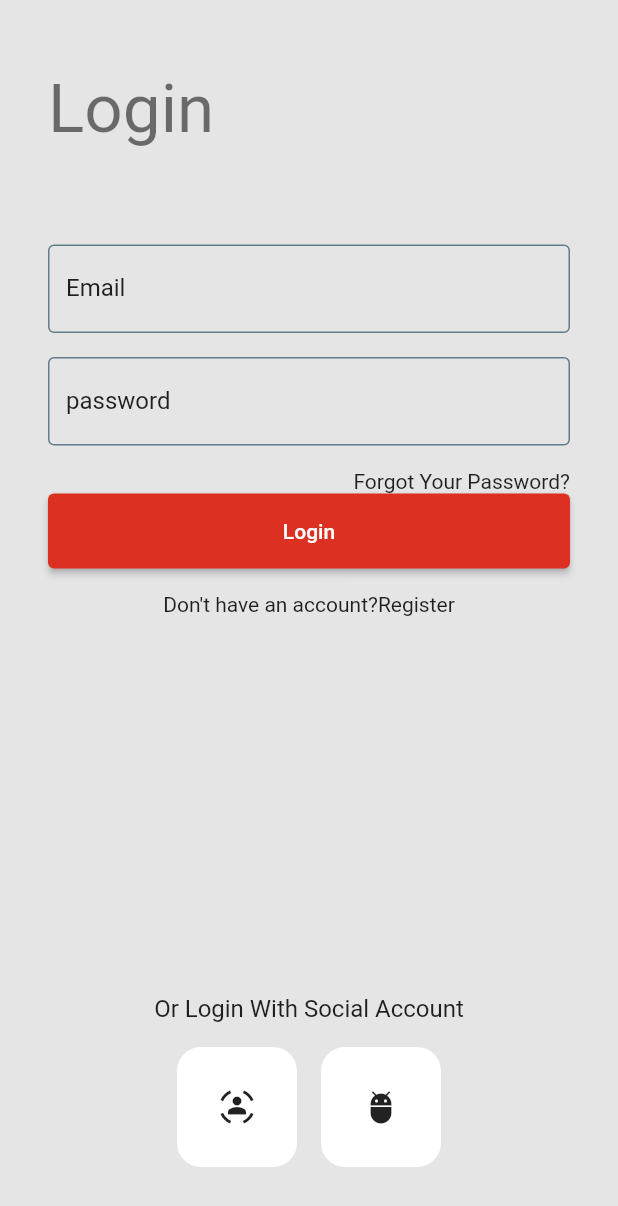
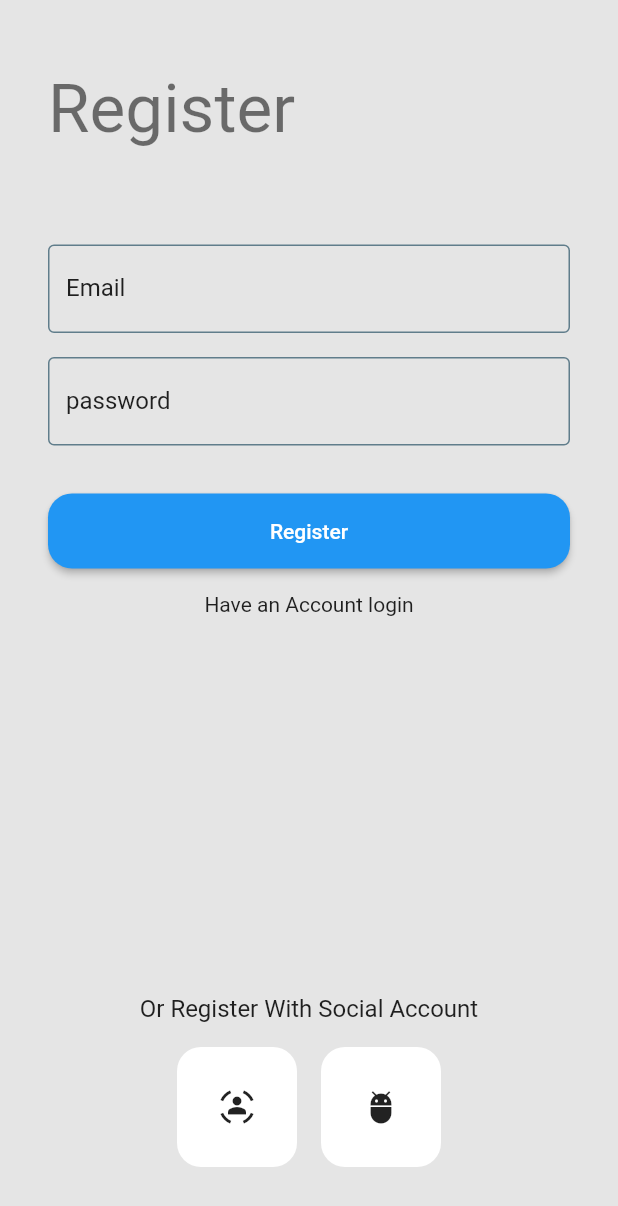
Before and after one commit to tareksmart/tE-Commerce, a Flutter app: the screen it shows after launch, on a phone screen of 412 x 824 dp. Shown: the top 1206 px of the screen. Run offline on Flutter 3.47's test engine with Material 2 defaults, Android fonts, the phone set to English and light mode, and no system bars.

Commit message:
finish register and login

```diff
--- a/lib/main.dart
+++ b/lib/main.dart
@@ -14,9 +14,12 @@ class MyApp extends StatelessWidget {
   Widget build(BuildContext context) {
     return MaterialApp(
       title: 'E commerce',
-      theme: ThemeData(
+      theme: ThemeData(primaryColor: Color(0xFFDB3022),
+        buttonTheme: ButtonThemeData(
+            buttonColor: Theme.of(context).primaryColor),
         scaffoldBackgroundColor: const Color(0xFFE5E5E5),
-        primaryColor: Color(0xFFDB3022),
+
+
         inputDecorationTheme: InputDecorationTheme(
           labelStyle: Theme.of(context).textTheme.subtitle1,
           focusedBorder: OutlineInputBorder(
@@ -30,7 +33,10 @@ class MyApp extends StatelessWidget {
           enabledBorder: OutlineInputBorder(
             borderRadius: BorderRadius.circular(4.0),
             borderSide: BorderSide(color: Colors.blueGrey),
-          )
+          ),errorBorder: OutlineInputBorder(
+          borderRadius: BorderRadius.circular(4.0),
+          borderSide: BorderSide(color: Colors.red),
+        )
         ),
       ),
       onGenerateRoute: onGenerate,
--- /dev/null
+++ b/lib/utilities/enum.dart
@@ -0,0 +1,3 @@
+enum AuthFormType{
+  login,register
+}
--- a/lib/utilities/router.dart
+++ b/lib/utilities/router.dart
@@ -4,12 +4,12 @@ import 'package:ecommerce/views/pages/landing_page.dart';
 import 'package:flutter/cupertino.dart';
 import 'package:flutter/material.dart';
 
-import '../views/pages/login.dart';
+import '../views/pages/auth_page.dart';
 
 Route<dynamic> onGenerate(RouteSettings settings){
   switch (settings.name){
     case AppRoutes.logIn:
-      return MaterialPageRoute(builder: (context) => LogIn(),);
+      return MaterialPageRoute(builder: (context) => AuthPage(),);
     case AppRoutes.landingPageRoute:
       default :
         return MaterialPageRoute(builder: (_)=>LandingPage(),);
--- a/lib/utilities/strings.dart
+++ b/lib/utilities/strings.dart
@@ -1 +1,2 @@
 const String logIn='Login';
+const String register='Register';
--- a/lib/views/pages/login.dart
+++ b/lib/views/pages/auth_page.dart
@@ -1,22 +1,24 @@
+import 'package:ecommerce/utilities/enum.dart';
 import 'package:ecommerce/views/widgets/main_button.dart';
 import 'package:flutter/material.dart';
 
 import '../../utilities/strings.dart';
 
-class LogIn extends StatefulWidget {
-  const LogIn({Key? key}) : super(key: key);
+class AuthPage extends StatefulWidget {
+  const AuthPage({Key? key}) : super(key: key);
 
   @override
-  State<LogIn> createState() => _LogInState();
+  State<AuthPage> createState() => _AuthPageState();
 }
 
-class _LogInState extends State<LogIn> {
+class _AuthPageState extends State<AuthPage> {
   final _globalKey = GlobalKey<FormState>();
   final _emailController = TextEditingController();
   final _passwordController = TextEditingController();
+  dynamic _authType=AuthFormType;
   @override
   Widget build(BuildContext context) {
-    return Scaffold(
+    return Scaffold(resizeToAvoidBottomInset: false/*تجنب تجاوز القاع بسبب ظهور لوحةالمفاتيح*/,
       body: SafeArea(
           //layout بتاخد المساحه مابين statusbar and bottombar
           child: Padding(
@@ -27,7 +29,7 @@ class _LogInState extends State<LogIn> {
             crossAxisAlignment: CrossAxisAlignment.start,
             children: [
               Text(
-                logIn,
+                _authType==AuthFormType.login? logIn:register,
                 style: Theme.of(context).textTheme.headline3,
               ),
               const SizedBox(
@@ -36,45 +38,64 @@ class _LogInState extends State<LogIn> {
               TextFormField(
                 controller: _emailController,
                 validator: (val) =>
-                    val!.isEmpty ? 'Please Enter Your Email' : '',
+                    val!.isEmpty ? 'Please Enter Your Email' : null,
                 decoration: const InputDecoration(
                     hintText: 'enter email', labelText: 'Email'),
               ),
-              SizedBox(
+              const SizedBox(
                 height: 16,
               ),
               TextFormField(
                 controller: _passwordController,
-                validator: (val) => val!.isEmpty ? 'Please enter password' : '',
+                validator: (val) => val!.isEmpty ? 'Please enter password' : null,
                 decoration: const InputDecoration(
                     hintText: 'enter passowrd', labelText: 'password'),
               ),
-              SizedBox(
+              const SizedBox(
                 height: 16,
               ),
+
               Align(
                 alignment: Alignment.topRight,
                 child: InkWell(
-                  child: Text('Forgot Your Password?'),
+                  child: Text(_authType==AuthFormType.login?'Forgot Your Password?':''),
                   onTap: () {},
                 ),
               ),
-              MainButton(onTap: () {}, text: logIn),
-              SizedBox(
+              MainButton(onTap: () {
+                if(_globalKey.currentState!.validate())
+                  debugPrint('authentivated');
+              },
+                  text:_authType==AuthFormType.login? logIn:register),
+              const SizedBox(
                 height: 16,
               ),
-              Align(
+               Align(
                   alignment: Alignment.center,
-                  child: InkWell(child: Text('Don\'t have an account?Register'))),
+                  child: InkWell(
+                      child: Text(_authType==AuthFormType.login? 'Don\'t have an account?Register':'Have an Account login'),
+                  onTap: (){
+                    setState(() {
+                      if(_authType==AuthFormType.register)
+                        {
+                          _authType=AuthFormType.login;
+
+                        }
+                      else
+                        {
+                          _authType=AuthFormType.register;
+                        }
+                    });
+                  })),
               Spacer(),
               Align(
                 alignment: Alignment.center,
-                child: Text(
-                  'Or Login With Social Account',
+                child: Text(_authType==AuthFormType.login?
+                  'Or Login With Social Account':'Or Register With Social Account',
                   style: Theme.of(context).textTheme.subtitle1,
                 ),
               ),
-              SizedBox(
+              const  SizedBox(
                 height: 16,
               ),
               Row(
@@ -86,9 +107,9 @@ class _LogInState extends State<LogIn> {
                     decoration: BoxDecoration(
                         borderRadius: BorderRadius.circular(16),
                         color: Colors.white),
-                    child: Icon(Icons.sensor_occupied_sharp),
+                    child:const Icon(Icons.sensor_occupied_sharp),
                   ),
-                  SizedBox(
+                  const SizedBox(
                     width: 16,
                   ),
                   Container(
@@ -97,7 +118,7 @@ class _LogInState extends State<LogIn> {
                     decoration: BoxDecoration(
                         borderRadius: BorderRadius.circular(16),
                         color: Colors.white),
-                    child: Icon(Icons.adb_outlined),
+                    child: const Icon(Icons.adb_outlined),
                   )
                 ],
               ),
--- a/lib/views/widgets/main_button.dart
+++ b/lib/views/widgets/main_button.dart
@@ -14,8 +14,15 @@ class MainButton extends StatelessWidget {
       child: ElevatedButton(
         onPressed: onTap,
         child: Text(text),
-        style: ElevatedButton.styleFrom(
-            backgroundColor: Theme.of(context).primaryColor),
+        style: ButtonStyle(shape: MaterialStateProperty.all(
+          RoundedRectangleBorder(
+            // Change your radius here
+            borderRadius: BorderRadius.circular(16),
+          ),
+        ),
+        ),
+
+
       ),
     );
   }
```
